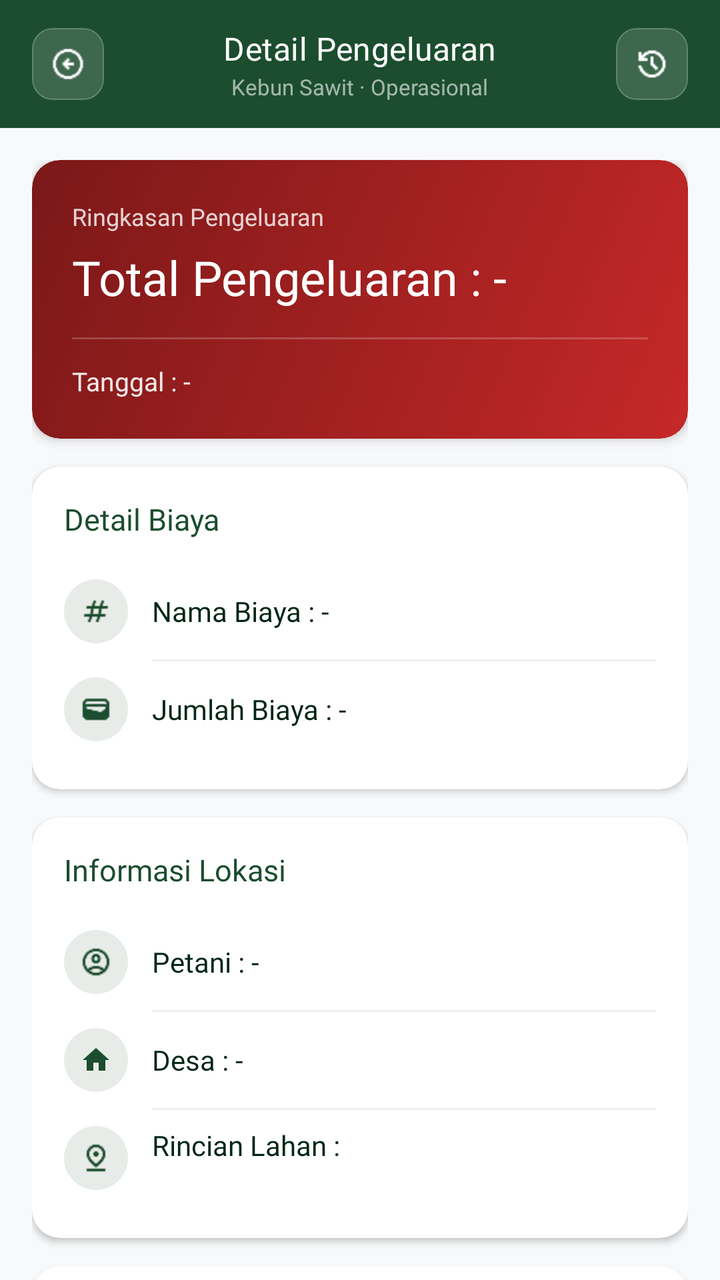
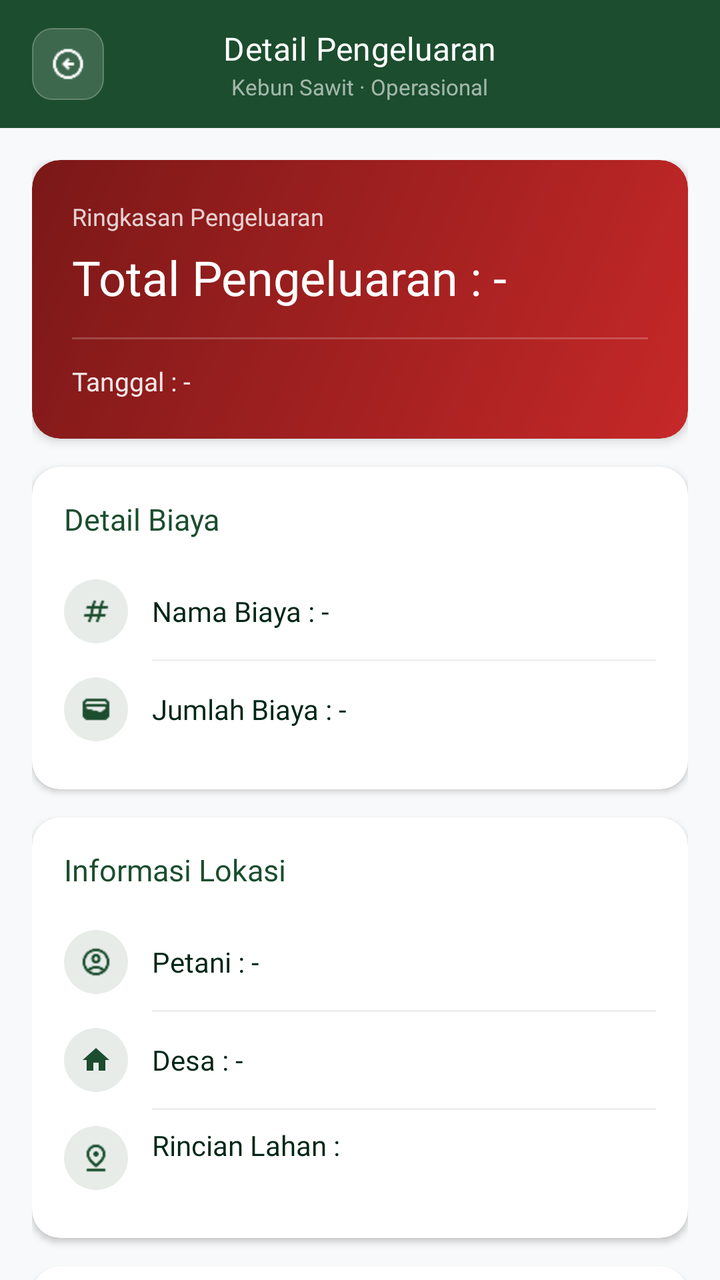

Two renders of the same Android screen: before a commit and after it. Below are the layout's source before the change and the commit's diff.
<!-- AndroidManifest.xml: application theme Theme.Notasawit -->
<!-- res/layout/activity_riwayat_pengeluaran.xml -->
<?xml version="1.0" encoding="utf-8"?>
<androidx.constraintlayout.widget.ConstraintLayout xmlns:android="http://schemas.android.com/apk/res/android"
    xmlns:app="http://schemas.android.com/apk/res-auto"
    xmlns:tools="http://schemas.android.com/tools"
    android:id="@+id/main"
    android:layout_width="match_parent"
    android:layout_height="match_parent"
    android:background="#F8F9FA"
    tools:context=".DetailRiwayatKeuangan.RiwayatPengeluaranActivity">
    
    <LinearLayout
        android:id="@+id/toolbar"
        android:layout_width="match_parent"
        android:layout_height="wrap_content"
        android:orientation="vertical"
        app:layout_constraintTop_toTopOf="parent">

        <LinearLayout
            android:layout_width="match_parent"
            android:layout_height="64dp"
            android:orientation="horizontal"
            android:gravity="center_vertical"
            android:paddingStart="16dp"
            android:paddingEnd="16dp"
            android:background="@drawable/bg_toolbar_gradient">

            
            <LinearLayout
                android:id="@+id/btnBack"
                android:layout_width="36dp"
                android:layout_height="36dp"
                android:gravity="center"
                android:background="@drawable/bg_toolbar_btn"
                android:clickable="true"
                android:focusable="true">

                <ImageView
                    android:layout_width="18dp"
                    android:layout_height="18dp"
                    android:src="@drawable/ic_arrow_left"
                    app:tint="#FFFFFF"
                    android:contentDescription="Kembali" />
            </LinearLayout>

            
            <LinearLayout
                android:layout_width="0dp"
                android:layout_height="wrap_content"
                android:layout_weight="1"
                android:orientation="vertical"
                android:gravity="center_horizontal"
                android:layout_marginStart="12dp"
                android:layout_marginEnd="12dp">

                <TextView
                    android:layout_width="wrap_content"
                    android:layout_height="wrap_content"
                    android:text="Detail Pengeluaran"
                    android:textColor="#FFFFFF"
                    android:textSize="16sp"
                    android:fontFamily="@font/poppins_bold"
                    android:letterSpacing="0.01" />

                <TextView
                    android:layout_width="wrap_content"
                    android:layout_height="wrap_content"
                    android:text="Kebun Sawit · Operasional"
                    android:textColor="#99FFFFFF"
                    android:textSize="11sp"
                    android:layout_marginTop="1dp" />
            </LinearLayout>

            
            <LinearLayout
                android:id="@+id/btnRiwayat"
                android:layout_width="36dp"
                android:layout_height="36dp"
                android:gravity="center"
                android:background="@drawable/bg_toolbar_btn"
                android:clickable="true"
                android:focusable="true">

                <ImageView
                    android:layout_width="18dp"
                    android:layout_height="18dp"
                    android:src="@drawable/ic_history"
                    app:tint="#FFFFFF"
                    android:contentDescription="Riwayat" />
            </LinearLayout>

        </LinearLayout>

    </LinearLayout>

    

    <ScrollView
        android:layout_width="match_parent"
        android:layout_height="0dp"
        android:paddingStart="16dp"
        android:paddingEnd="16dp"
        android:paddingTop="16dp"
        android:paddingBottom="28dp"
        android:clipToPadding="false"
        android:scrollbars="none"
        app:layout_constraintTop_toBottomOf="@id/toolbar"
        app:layout_constraintBottom_toBottomOf="parent">

        <LinearLayout
            android:layout_width="match_parent"
            android:layout_height="wrap_content"
            android:orientation="vertical">



            
            <androidx.cardview.widget.CardView
                android:layout_width="match_parent"
                android:layout_height="wrap_content"
                android:layout_marginBottom="14dp"
                app:cardCornerRadius="14dp"
                app:cardElevation="3dp">

                <LinearLayout
                    android:layout_width="match_parent"
                    android:layout_height="wrap_content"
                    android:orientation="vertical"
                    android:padding="20dp"
                    android:background="@drawable/bg_card_gradient_red">

                    <TextView
                        android:layout_width="wrap_content"
                        android:layout_height="wrap_content"
                        android:text="Ringkasan Pengeluaran"
                        android:textColor="#CCFFFFFF"
                        android:textSize="12sp"
                        android:fontFamily="@font/poppins_medium" />

                    <TextView
                        android:id="@+id/tvTotalPengeluaran"
                        android:layout_width="match_parent"
                        android:layout_height="wrap_content"
                        android:layout_marginTop="6dp"
                        android:text="Total Pengeluaran : -"
                        android:textColor="#FFFFFF"
                        android:textSize="24sp"
                        android:fontFamily="@font/poppins_bold" />

                    <View
                        android:layout_width="match_parent"
                        android:layout_height="1dp"
                        android:layout_marginTop="14dp"
                        android:layout_marginBottom="12dp"
                        android:background="#33FFFFFF" />

                    <TextView
                        android:id="@+id/tvTanggal"
                        android:layout_width="match_parent"
                        android:layout_height="wrap_content"
                        android:text="Tanggal : -"
                        android:textColor="#E6FFFFFF"
                        android:textSize="13sp"
                        android:fontFamily="@font/poppins_medium" />

                </LinearLayout>

            </androidx.cardview.widget.CardView>

            
            <androidx.cardview.widget.CardView
                android:layout_width="match_parent"
                android:layout_height="wrap_content"
                android:layout_marginBottom="14dp"
                app:cardCornerRadius="14dp"
                android:backgroundTint="@color/white"
                app:cardElevation="2dp">

                <LinearLayout
                    android:layout_width="match_parent"
                    android:layout_height="wrap_content"
                    android:orientation="vertical"
                    android:padding="16dp">

                    <TextView
                        android:layout_width="wrap_content"
                        android:layout_height="wrap_content"
                        android:text="Detail Biaya"
                        android:textColor="#1B4D2E"
                        android:textSize="15sp"
                        android:fontFamily="@font/poppins_semibold"
                        android:layout_marginBottom="12dp" />

                    
                    <LinearLayout
                        android:layout_width="match_parent"
                        android:layout_height="wrap_content"
                        android:orientation="horizontal"
                        android:gravity="center_vertical"
                        android:paddingTop="8dp"
                        android:paddingBottom="8dp">

                        <FrameLayout
                            android:layout_width="32dp"
                            android:layout_height="32dp"
                            android:background="@drawable/bg_icon_chip">

                            <ImageView
                                android:layout_width="16dp"
                                android:layout_height="16dp"
                                android:layout_gravity="center"
                                android:src="@drawable/ic_tag"
                                app:tint="#1B4D2E"
                                android:contentDescription="@null" />
                        </FrameLayout>

                        <TextView
                            android:id="@+id/tvNamaBiaya"
                            android:layout_width="0dp"
                            android:layout_height="wrap_content"
                            android:layout_weight="1"
                            android:layout_marginStart="12dp"
                            android:text="Nama Biaya : -"
                            android:textColor="#002617"
                            android:textSize="14sp"
                            android:fontFamily="@font/poppins_medium" />
                    </LinearLayout>

                    <View
                        android:layout_width="match_parent"
                        android:layout_height="1dp"
                        android:layout_marginStart="44dp"
                        android:background="#EFEFEF" />

                    
                    <LinearLayout
                        android:layout_width="match_parent"
                        android:layout_height="wrap_content"
                        android:orientation="horizontal"
                        android:gravity="center_vertical"
                        android:paddingTop="8dp"
                        android:paddingBottom="8dp">

                        <FrameLayout
                            android:layout_width="32dp"
                            android:layout_height="32dp"
                            android:background="@drawable/bg_icon_chip">

                            <ImageView
                                android:layout_width="16dp"
                                android:layout_height="16dp"
                                android:layout_gravity="center"
                                android:src="@drawable/ic_wallet"
                                app:tint="#1B4D2E"
                                android:contentDescription="@null" />
                        </FrameLayout>

                        <TextView
                            android:id="@+id/tvJumlahBiaya"
                            android:layout_width="0dp"
                            android:layout_height="wrap_content"
                            android:layout_weight="1"
                            android:layout_marginStart="12dp"
                            android:text="Jumlah Biaya : -"
                            android:textColor="#002617"
                            android:textSize="14sp"
                            android:fontFamily="@font/poppins_medium" />
                    </LinearLayout>

                </LinearLayout>

            </androidx.cardview.widget.CardView>

            
            <androidx.cardview.widget.CardView
                android:layout_width="match_parent"
                android:layout_height="wrap_content"
                android:layout_marginBottom="14dp"
                app:cardCornerRadius="14dp"
                android:backgroundTint="@color/white"
                app:cardElevation="2dp">

                <LinearLayout
                    android:layout_width="match_parent"
                    android:layout_height="wrap_content"
                    android:orientation="vertical"
                    android:padding="16dp">

                    <TextView
                        android:layout_width="wrap_content"
                        android:layout_height="wrap_content"
                        android:text="Informasi Lokasi"
                        android:textColor="#1B4D2E"
                        android:textSize="15sp"
                        android:fontFamily="@font/poppins_semibold"
                        android:layout_marginBottom="12dp" />

                    
                    <LinearLayout
                        android:layout_width="match_parent"
                        android:layout_height="wrap_content"
                        android:orientation="horizontal"
                        android:gravity="center_vertical"
                        android:paddingTop="8dp"
                        android:paddingBottom="8dp">

                        <FrameLayout
                            android:layout_width="32dp"
                            android:layout_height="32dp"
                            android:background="@drawable/bg_icon_chip">

                            <ImageView
                                android:layout_width="16dp"
                                android:layout_height="16dp"
                                android:layout_gravity="center"
                                android:src="@drawable/ic_profile"
                                app:tint="#1B4D2E"
                                android:contentDescription="@null" />
                        </FrameLayout>

                        <TextView
                            android:id="@+id/tvPetani"
                            android:layout_width="0dp"
                            android:layout_height="wrap_content"
                            android:layout_weight="1"
                            android:layout_marginStart="12dp"
                            android:text="Petani : -"
                            android:textColor="#002617"
                            android:textSize="14sp"
                            android:fontFamily="@font/poppins_medium" />
                    </LinearLayout>

                    <View
                        android:layout_width="match_parent"
                        android:layout_height="1dp"
                        android:layout_marginStart="44dp"
                        android:background="#EFEFEF" />

                    
                    <LinearLayout
                        android:layout_width="match_parent"
                        android:layout_height="wrap_content"
                        android:orientation="horizontal"
                        android:gravity="center_vertical"
                        android:paddingTop="8dp"
                        android:paddingBottom="8dp">

                        <FrameLayout
                            android:layout_width="32dp"
                            android:layout_height="32dp"
                            android:background="@drawable/bg_icon_chip">

                            <ImageView
                                android:layout_width="16dp"
                                android:layout_height="16dp"
                                android:layout_gravity="center"
                                android:src="@drawable/ic_home"
                                app:tint="#1B4D2E"
                                android:contentDescription="@null" />
                        </FrameLayout>

                        <TextView
                            android:id="@+id/tvDesa"
                            android:layout_width="0dp"
                            android:layout_height="wrap_content"
                            android:layout_weight="1"
                            android:layout_marginStart="12dp"
                            android:text="Desa : -"
                            android:textColor="#002617"
                            android:textSize="14sp"
                            android:fontFamily="@font/poppins_medium" />
                    </LinearLayout>

                    <View
                        android:layout_width="match_parent"
                        android:layout_height="1dp"
                        android:layout_marginStart="44dp"
                        android:background="#EFEFEF" />

                    
                    <LinearLayout
                        android:layout_width="match_parent"
                        android:layout_height="wrap_content"
                        android:orientation="horizontal"
                        android:gravity="top"
                        android:paddingTop="8dp"
                        android:paddingBottom="8dp">

                        <FrameLayout
                            android:layout_width="32dp"
                            android:layout_height="32dp"
                            android:background="@drawable/bg_icon_chip">

                            <ImageView
                                android:layout_width="16dp"
                                android:layout_height="16dp"
                                android:layout_gravity="center"
                                android:src="@drawable/ic_map_pin"
                                app:tint="#1B4D2E"
                                android:contentDescription="@null" />
                        </FrameLayout>

                        <TextView
                            android:id="@+id/tvLahan"
                            android:layout_width="0dp"
                            android:layout_height="wrap_content"
                            android:layout_weight="1"
                            android:layout_marginStart="12dp"
                            android:text="Rincian Lahan :"
                            android:textColor="#002617"
                            android:textSize="14sp"
                            android:lineSpacingExtra="3dp"
                            android:fontFamily="@font/poppins_medium" />
                    </LinearLayout>

                </LinearLayout>

            </androidx.cardview.widget.CardView>

            
            <androidx.cardview.widget.CardView
                android:layout_width="match_parent"
                android:layout_height="wrap_content"
                app:cardCornerRadius="14dp"
                android:backgroundTint="@color/white"
                app:cardElevation="2dp">

                <LinearLayout
                    android:layout_width="match_parent"
                    android:layout_height="wrap_content"
                    android:orientation="vertical"
                    android:padding="16dp">

                    <LinearLayout
                        android:layout_width="wrap_content"
                        android:layout_height="wrap_content"
                        android:orientation="horizontal"
                        android:gravity="center_vertical"
                        android:layout_marginBottom="10dp">

                        <ImageView
                            android:layout_width="16dp"
                            android:layout_height="16dp"
                            android:src="@drawable/ic_note"
                            app:tint="#1B4D2E"
                            android:contentDescription="@null" />

                        <TextView
                            android:layout_width="wrap_content"
                            android:layout_height="wrap_content"
                            android:layout_marginStart="8dp"
                            android:text="Keterangan"
                            android:textColor="#1B4D2E"
                            android:textSize="15sp"
                            android:fontFamily="@font/poppins_semibold" />
                    </LinearLayout>

                    <TextView
                        android:id="@+id/tvKeterangan"
                        android:layout_width="match_parent"
                        android:layout_height="wrap_content"
                        android:padding="12dp"
                        android:background="@drawable/bg_keterangan_box"
                        android:text="Keterangan : -"
                        android:textColor="#666666"
                        android:textSize="13sp"
                        android:lineSpacingExtra="3dp"
                        android:fontFamily="@font/poppins_medium" />

                </LinearLayout>

            </androidx.cardview.widget.CardView>
            
            <FrameLayout
                android:layout_width="match_parent"
                android:layout_height="wrap_content"
                android:layout_marginTop="14dp"
                android:layout_marginBottom="14dp">

                <androidx.cardview.widget.CardView
                    android:layout_width="match_parent"
                    android:layout_height="220dp"
                    app:cardCornerRadius="14dp"
                    app:cardElevation="3dp"
                    app:cardBackgroundColor="#F8F9FA">

                    <ImageView
                        android:id="@+id/imgBuktiBiaya"
                        android:layout_width="match_parent"
                        android:layout_height="match_parent"
                        android:scaleType="centerCrop"
                        android:src="@drawable/ic_camera"
                        android:contentDescription="Foto Bukti Biaya" />

                </androidx.cardview.widget.CardView>

                <TextView
                    android:id="@+id/tvJenisBiaya"
                    android:layout_width="wrap_content"
                    android:layout_height="wrap_content"
                    android:layout_gravity="top|end"
                    android:layout_margin="12dp"
                    android:background="@drawable/bg_badge_jenis"
                    android:paddingStart="14dp"
                    android:paddingEnd="14dp"
                    android:paddingTop="6dp"
                    android:paddingBottom="6dp"
                    android:text="Jenis : -"
                    android:textColor="#FFFFFF"
                    android:textSize="12sp"
                    android:fontFamily="@font/poppins_semibold" />

            </FrameLayout>

        </LinearLayout>

    </ScrollView>
</androidx.constraintlayout.widget.ConstraintLayout>
<!-- resources referenced by this layout -->
<resources>
  <color name="white">#FFFFFFFF</color>
  <!-- drawable bg_badge_jenis (drawable) -->
  <shape xmlns:android="http://schemas.android.com/apk/res/android" android:shape="rectangle">
      <solid android:color="#C62828" />
      <corners android:radius="20dp" />
  </shape>
  <!-- drawable bg_card_gradient_red (drawable) -->
  <shape xmlns:android="http://schemas.android.com/apk/res/android" android:shape="rectangle">
      <gradient
          android:angle="135"
          android:startColor="#C62828"
          android:endColor="#7B1818"
          android:type="linear" />
      <corners android:radius="14dp" />
  </shape>
  <!-- drawable bg_icon_chip (drawable) -->
  <shape xmlns:android="http://schemas.android.com/apk/res/android" android:shape="oval">
      <solid android:color="#E8ECE9" />
  </shape>
  <!-- drawable bg_keterangan_box (drawable) -->
  <shape xmlns:android="http://schemas.android.com/apk/res/android" android:shape="rectangle">
      <solid android:color="#F8F9FA" />
      <corners android:radius="10dp" />
  </shape>
  <!-- drawable bg_toolbar_btn (drawable) -->
  <?xml version="1.0" encoding="utf-8"?>
  <selector xmlns:android="http://schemas.android.com/apk/res/android">
  
      
      <item android:state_pressed="true">
          <shape android:shape="rectangle">
              <solid android:color="#40FFFFFF" />
              <stroke android:width="0.5dp" android:color="#60FFFFFF" />
              <corners android:radius="10dp" />
          </shape>
      </item>
  
      
      <item>
          <shape android:shape="rectangle">
              <solid android:color="#26FFFFFF" />
              <stroke android:width="0.5dp" android:color="#40FFFFFF" />
              <corners android:radius="10dp" />
          </shape>
      </item>
  
  </selector>
  <!-- drawable bg_toolbar_gradient (drawable) -->
  <?xml version="1.0" encoding="utf-8"?>
  <shape xmlns:android="http://schemas.android.com/apk/res/android">
      <solid android:color="#1B4D2E" />
  </shape>
  <!-- drawable ic_camera (drawable) -->
  <vector xmlns:android="http://schemas.android.com/apk/res/android" android:height="24dp" android:tint="@color/agri_green_dark" android:viewportHeight="24" android:viewportWidth="24" android:width="24dp">
        
      <path android:fillColor="@color/agri_green_dark" android:pathData="M12,12m-3.2,0a3.2,3.2 0,1 1,6.4 0a3.2,3.2 0,1 1,-6.4 0"/>
        
      <path android:fillColor="@color/agri_green_dark" android:pathData="M9,2L7.17,4L4,4c-1.1,0 -2,0.9 -2,2v12c0,1.1 0.9,2 2,2h16c1.1,0 2,-0.9 2,-2L22,6c0,-1.1 -0.9,-2 -2,-2h-3.17L15,2L9,2zM12,17c-2.76,0 -5,-2.24 -5,-5s2.24,-5 5,-5 5,2.24 5,5 -2.24,5 -5,5z"/>
      
  </vector>
  <!-- drawable ic_history: png bitmap (drawable, 552 bytes) -->
  <!-- drawable ic_home (drawable) -->
  <vector xmlns:android="http://schemas.android.com/apk/res/android"
      android:width="24dp"
      android:height="24dp"
      android:viewportWidth="24"
      android:viewportHeight="24"
      android:tint="@color/white">
      <path android:fillColor="@android:color/white" android:pathData="M10,20v-6h4v6h5v-8h3L12,3 2,12h3v8z"/>
      
  </vector>
  <!-- drawable ic_tag: png bitmap (drawable, 353 bytes) -->
  <style name="Theme.Notasawit" parent="Base.Theme.Notasawit" />
  <color name="agri_green_dark">@color/primary</color>
  <style name="Base.Theme.Notasawit" parent="Theme.Material3.Light.NoActionBar">
          
          <item name="colorPrimary">@color/primary</item>
          <item name="colorSecondary">@color/secondary</item>
          <item name="colorTertiary">@color/tertiary</item>
          <item name="android:statusBarColor">@color/white</item>
          <item name="android:windowLightStatusBar">true</item>
          
          <item name="elevationOverlayEnabled">false</item>
          <item name="colorSurface">@color/white</item>
          
          <item name="colorControlNormal">@color/tertiary</item>
          <item name="colorControlActivated">@color/primary</item>
      </style>
  <color name="primary">#1B4D2E</color>
  <color name="secondary">#D4AF37</color>
  <color name="tertiary">#002617</color>
  <!-- unchanged entries left out for length: 5 -->
</resources>

<!-- the commit's change to res/layout/activity_riwayat_pengeluaran.xml (unified diff, before → after) -->
@@ -71,22 +71,9 @@
             </LinearLayout>
 
             
-            <LinearLayout
-                android:id="@+id/btnRiwayat"
+            <View
                 android:layout_width="36dp"
-                android:layout_height="36dp"
-                android:gravity="center"
-                android:background="@drawable/bg_toolbar_btn"
-                android:clickable="true"
-                android:focusable="true">
-
-                <ImageView
-                    android:layout_width="18dp"
-                    android:layout_height="18dp"
-                    android:src="@drawable/ic_history"
-                    app:tint="#FFFFFF"
-                    android:contentDescription="Riwayat" />
-            </LinearLayout>
+                android:layout_height="36dp" />
 
         </LinearLayout>
 
<!-- resource entries referenced after the edit -->
@@ -60,7 +60,6 @@
       <path android:fillColor="@color/agri_green_dark" android:pathData="M9,2L7.17,4L4,4c-1.1,0 -2,0.9 -2,2v12c0,1.1 0.9,2 2,2h16c1.1,0 2,-0.9 2,-2L22,6c0,-1.1 -0.9,-2 -2,-2h-3.17L15,2L9,2zM12,17c-2.76,0 -5,-2.24 -5,-5s2.24,-5 5,-5 5,2.24 5,5 -2.24,5 -5,5z"/>
       
   </vector>
-  <!-- drawable ic_history: png bitmap (drawable, 552 bytes) -->
   <!-- drawable ic_home (drawable) -->
   <vector xmlns:android="http://schemas.android.com/apk/res/android"
       android:width="24dp"
